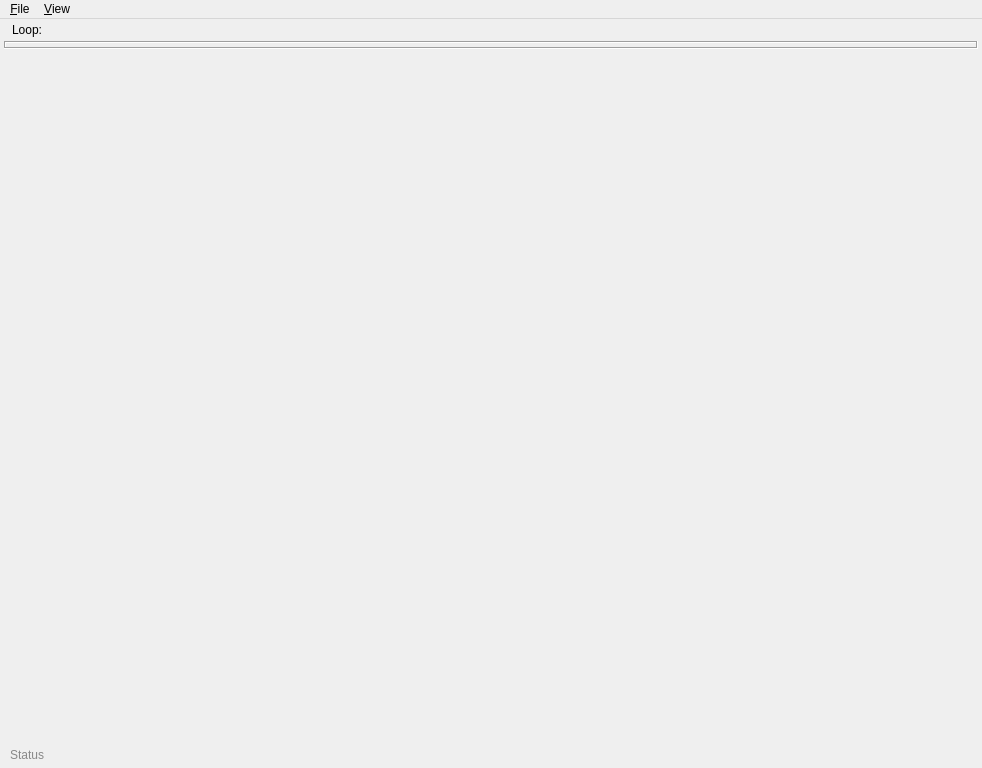
Above: res/main_window.ui from Zen-Master-SoSo/kitbash before the change. Below: the same form after it.
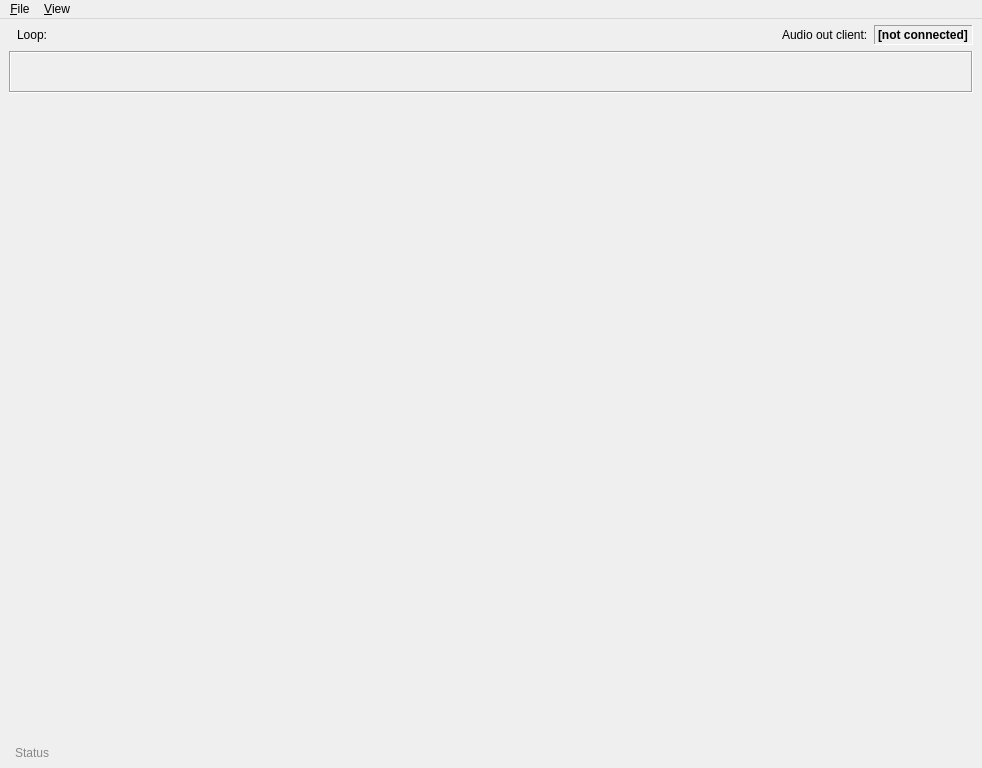
That is the form after the change. Icons and pictures are not drawn.

What changed in the file:
```diff
--- a/res/main_window.ui
+++ b/res/main_window.ui
@@ -19,33 +19,79 @@
   </property>
   <widget class="QWidget" name="centralwidget">
    <layout class="QVBoxLayout" name="verticalLayout" stretch="0,0,10,0">
-    <property name="spacing">
-     <number>4</number>
-    </property>
     <property name="leftMargin">
-     <number>4</number>
+     <number>9</number>
     </property>
     <property name="topMargin">
-     <number>4</number>
+     <number>6</number>
     </property>
     <property name="rightMargin">
-     <number>4</number>
+     <number>9</number>
     </property>
     <property name="bottomMargin">
-     <number>4</number>
+     <number>6</number>
     </property>
     <item>
-     <widget class="QLabel" name="label">
-      <property name="text">
-       <string>Loop:</string>
-      </property>
-      <property name="indent">
-       <number>8</number>
-      </property>
-     </widget>
+     <layout class="QHBoxLayout" name="hzlo_top">
+      <item>
+       <widget class="QLabel" name="lbl1">
+        <property name="text">
+         <string>Loop:</string>
+        </property>
+        <property name="indent">
+         <number>8</number>
+        </property>
+       </widget>
+      </item>
+      <item>
+       <spacer name="horizontalSpacer">
+        <property name="orientation">
+         <enum>Qt::Horizontal</enum>
+        </property>
+        <property name="sizeHint" stdset="0">
+         <size>
+          <width>40</width>
+          <height>20</height>
+         </size>
+        </property>
+       </spacer>
+      </item>
+      <item>
+       <widget class="QLabel" name="lbl2">
+        <property name="text">
+         <string>Audio out client:</string>
+        </property>
+       </widget>
+      </item>
+      <item>
+       <widget class="QLabel" name="lbl_audio_client">
+        <property name="font">
+         <font>
+          <weight>75</weight>
+          <bold>true</bold>
+         </font>
+        </property>
+        <property name="frameShape">
+         <enum>QFrame::Panel</enum>
+        </property>
+        <property name="frameShadow">
+         <enum>QFrame::Sunken</enum>
+        </property>
+        <property name="text">
+         <string>[not connected]</string>
+        </property>
+       </widget>
+      </item>
+     </layout>
     </item>
     <item>
      <widget class="QFrame" name="frm_looper">
+      <property name="minimumSize">
+       <size>
+        <width>0</width>
+        <height>42</height>
+       </size>
+      </property>
       <property name="frameShape">
        <enum>QFrame::Box</enum>
       </property>
@@ -93,8 +139,8 @@
         <rect>
          <x>0</x>
          <y>0</y>
-         <width>974</width>
-         <height>683</height>
+         <width>964</width>
+         <height>634</height>
         </rect>
        </property>
       </widget>
```
